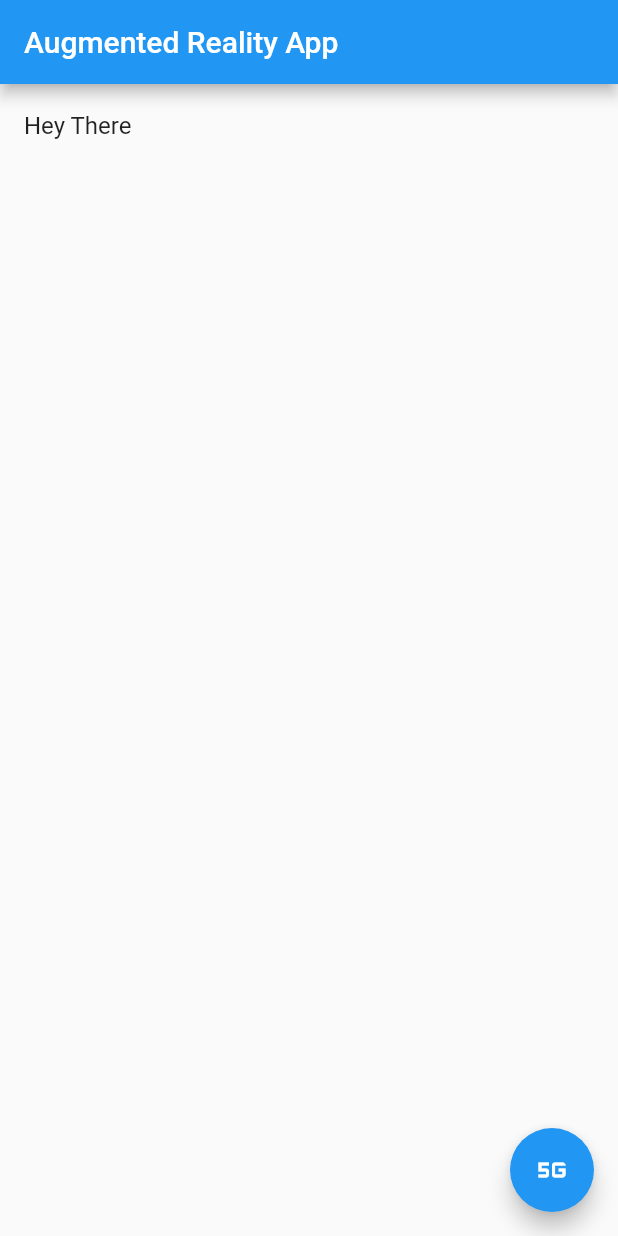
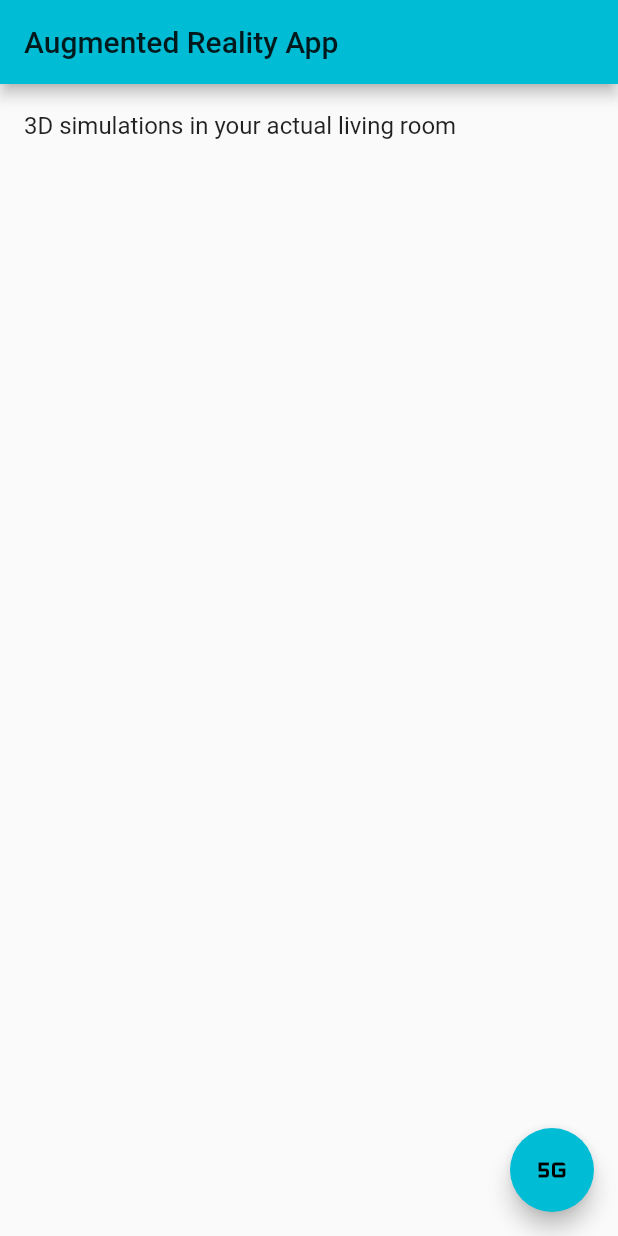
Before and after one commit to L-meck/arhumanoid, a Flutter app: the screen it shows after launch, on a phone screen of 412 x 824 dp. Run offline on Flutter 3.47's test engine with Material 2 defaults, Android fonts, the phone set to English and light mode, and no system bars.

Commit message:
ar tests1

```diff
--- a/lib/main.dart
+++ b/lib/main.dart
@@ -12,7 +12,7 @@ class MyApp extends StatelessWidget {
       debugShowCheckedModeBanner: false,
       title: 'Augmented Reality App',
       theme: ThemeData(
-        primarySwatch: Colors.blue,
+        primarySwatch: Colors.cyan,
         visualDensity: VisualDensity.adaptivePlatformDensity,
       ),
       home: MyHomePage(title: 'Augmented Reality App'),
--- a/lib/threeD.dart
+++ b/lib/threeD.dart
@@ -7,7 +7,7 @@ class ThreeDSection extends StatelessWidget {
       child: ListView(
         children: [
           ListTile(
-            title: Text('Hey There'),
+            title: Text("3D simulations in your actual living room"),
           ),
         ],
       ),
```
